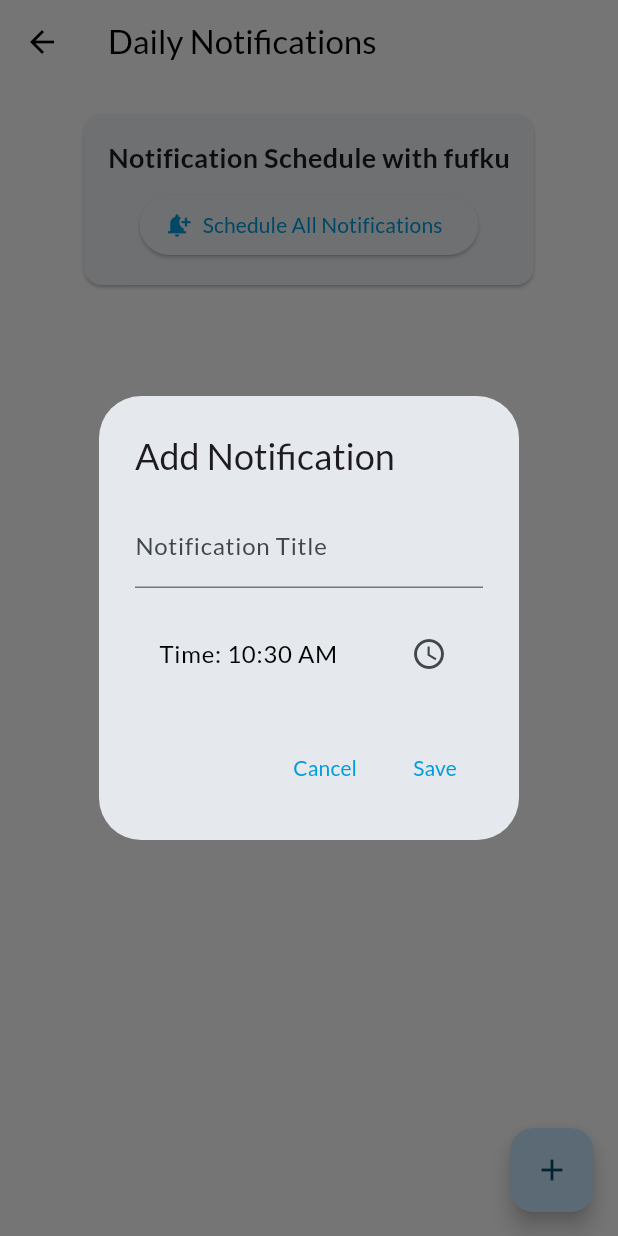
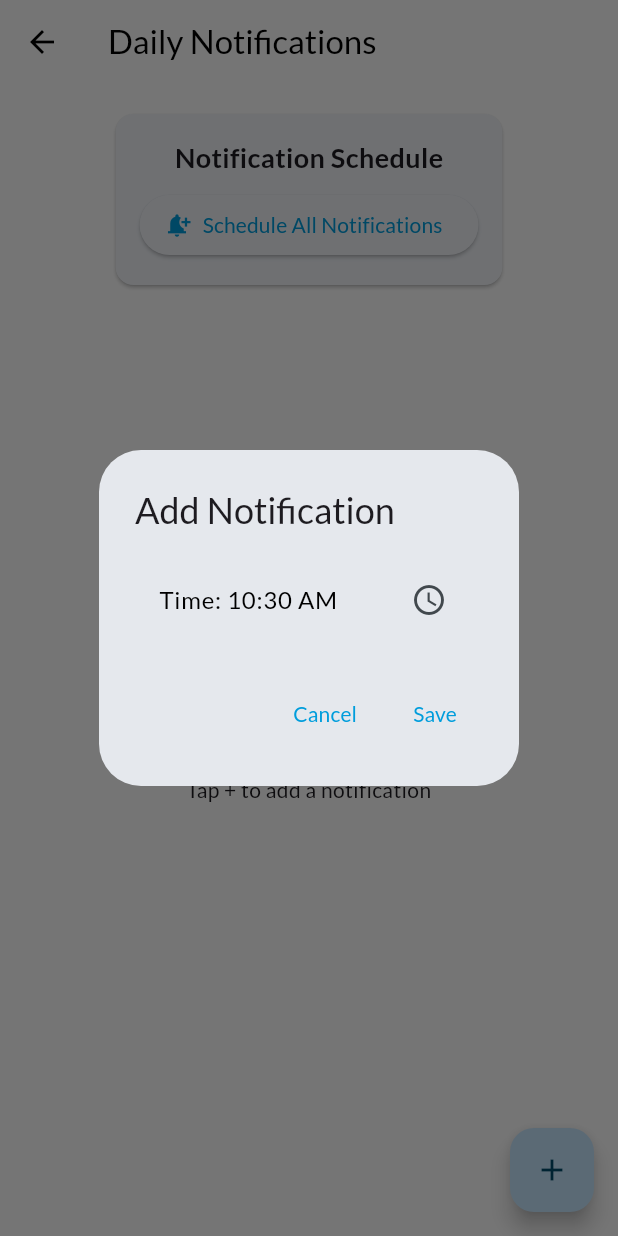
Before and after one commit to nzcv/QuickMath_Kids, a Flutter app: the NotificationScreen screen opened directly, after a tap on the "add" icon, on a phone screen of 412 x 824 dp. Run offline on Flutter 3.47's test engine with Material 3 defaults, Android fonts, the phone set to English and light mode, and no system bars; our stand-ins replace confetti, firebase_core, firebase_messaging, flutter_local_notifications, flutter_riverpod, flutter_tts and 5 more; missing offline and left inert: workmanager; accounts and stored records are empty.

Commit message:
removed title functionality

```diff
--- a/lib/noti/noti.dart
+++ b/lib/noti/noti.dart
@@ -31,7 +31,6 @@ class _NotificationScreenState extends State<NotificationScreen> {
           .map((item) => {
                 'hour': item['time'].hour,
                 'minute': item['time'].minute,
-                'title': item['title'],
               })
           .toList(),
     );
@@ -39,26 +38,16 @@ class _NotificationScreenState extends State<NotificationScreen> {
     notificationService.scheduleNotifications(notificationSchedule);
   }
 
-  Future<void> _addOrEditNotification(
-      [Map<String, dynamic>? existing, int? index]) async {
+  Future<void> _addOrEditNotification([Map<String, dynamic>? existing, int? index]) async {
     TimeOfDay selectedTime = existing?['time'] ?? TimeOfDay.now();
-    String title = existing?['title'] ?? '';
 
     await showDialog(
       context: context,
       builder: (context) => AlertDialog(
-        title:
-            Text(existing == null ? 'Add Notification' : 'Edit Notification'),
+        title: Text(existing == null ? 'Add Notification' : 'Edit Notification'),
         content: Column(
           mainAxisSize: MainAxisSize.min,
           children: [
-            TextFormField(
-              initialValue: title,
-              decoration:
-                  const InputDecoration(labelText: 'Notification Title'),
-              onChanged: (value) => title = value,
-            ),
-            const SizedBox(height: 16),
             ListTile(
               title: Text('Time: ${selectedTime.format(context)}'),
               trailing: const Icon(Icons.access_time),
@@ -82,11 +71,9 @@ class _NotificationScreenState extends State<NotificationScreen> {
           ),
           TextButton(
             onPressed: () {
-              if (title.isNotEmpty) {
               setState(() {
                 final newSchedule = {
                   'time': selectedTime,
-                    'title': title,
                 };
                 if (existing == null) {
                   notificationSchedule.add(newSchedule);
@@ -96,7 +83,6 @@ class _NotificationScreenState extends State<NotificationScreen> {
               });
               saveSchedule();
               Navigator.pop(context);
-              }
             },
             child: const Text('Save'),
           ),
@@ -121,7 +107,7 @@ class _NotificationScreenState extends State<NotificationScreen> {
                 child: Column(
                   children: [
                     const Text(
-                      'Notification Schedule with fufku',
+                      'Notification Schedule',
                       style: TextStyle(
                         fontSize: 18,
                         fontWeight: FontWeight.bold,
@@ -129,8 +115,7 @@ class _NotificationScreenState extends State<NotificationScreen> {
                     ),
                     const SizedBox(height: 8),
                     ElevatedButton.icon(
-                      onPressed: () => notificationService
-                          .scheduleNotifications(notificationSchedule),
+                      onPressed: () => notificationService.scheduleNotifications(notificationSchedule),
                       icon: const Icon(Icons.notification_add),
                       label: const Text('Schedule All Notifications'),
                     ),
@@ -152,7 +137,7 @@ class _NotificationScreenState extends State<NotificationScreen> {
                     itemBuilder: (context, index) {
                       final schedule = notificationSchedule[index];
                       return Dismissible(
-                        key: Key(schedule['title']),
+                        key: Key(schedule['time'].toString()),
                         direction: DismissDirection.endToStart,
                         background: Container(
                           color: Colors.red,
@@ -161,29 +146,22 @@ class _NotificationScreenState extends State<NotificationScreen> {
                           child: const Icon(Icons.delete, color: Colors.white),
                         ),
                         onDismissed: (direction) {
-                          // Store the deleted notification temporarily
-                          final deletedNotification =
-                              notificationSchedule[index];
+                          final deletedNotification = notificationSchedule[index];
                           final deletedIndex = index;
 
-                          // Remove the notification from the list
                           setState(() {
                             notificationSchedule.removeAt(index);
                           });
                           saveSchedule();
 
-                          // Show a SnackBar with an "Undo" action
                           ScaffoldMessenger.of(context).showSnackBar(
                             SnackBar(
-                              content: Text(
-                                  'Notification "${deletedNotification['title']}" deleted'),
+                              content: Text('Notification at ${schedule['time'].format(context)} deleted'),
                               action: SnackBarAction(
                                 label: 'Undo',
                                 onPressed: () {
-                                  // Restore the deleted notification
                                   setState(() {
-                                    notificationSchedule.insert(
-                                        deletedIndex, deletedNotification);
+                                    notificationSchedule.insert(deletedIndex, deletedNotification);
                                   });
                                   saveSchedule();
                                 },
@@ -192,17 +170,14 @@ class _NotificationScreenState extends State<NotificationScreen> {
                           );
                         },
                         child: Card(
-                          margin: const EdgeInsets.symmetric(
-                              horizontal: 16, vertical: 8),
+                          margin: const EdgeInsets.symmetric(horizontal: 16, vertical: 8),
                           child: ListTile(
                             leading: CircleAvatar(
                               child: Text('${index + 1}'),
                             ),
-                            title: Text(schedule['title']),
-                            subtitle: Text(
-                                'Time: ${schedule['time'].format(context)}'),
-                            onTap: () =>
-                                _addOrEditNotification(schedule, index),
+                            title: Text('Daily Notification'),
+                            subtitle: Text('Time: ${schedule['time'].format(context)}'),
+                            onTap: () => _addOrEditNotification(schedule, index),
                           ),
                         ),
                       );
--- a/lib/noti/noti_service.dart
+++ b/lib/noti/noti_service.dart
@@ -1,4 +1,3 @@
-// notification_service.dart
 import 'package:firebase_messaging/firebase_messaging.dart';
 import 'package:flutter_local_notifications/flutter_local_notifications.dart';
 import 'package:permission_handler/permission_handler.dart';
@@ -77,9 +76,7 @@ class NotificationService {
         initialDelay: initialDelay,
         inputData: {
           'id': i,
-          'title': schedule['title'],
-          'body':
-              'Your daily notification at ${notificationTime.hour}:${notificationTime.minute}',
+          'body': 'Daily notification at ${notificationTime.hour}:${notificationTime.minute}',
         },
         constraints: Constraints(
           networkType: NetworkType.not_required,
@@ -99,7 +96,6 @@ class NotificationService {
                   hour: item['hour'] as int,
                   minute: item['minute'] as int,
                 ),
-                'title': item['title'] as String,
               })
           .toList();
     }
@@ -114,7 +110,6 @@ class NotificationService {
           .map((item) => {
                 'hour': item['time'].hour,
                 'minute': item['time'].minute,
-                'title': item['title'],
               })
           .toList(),
     );
```
Also changed, not shown: 1 other file. Lines whose indentation alone changed are shown as unchanged.
